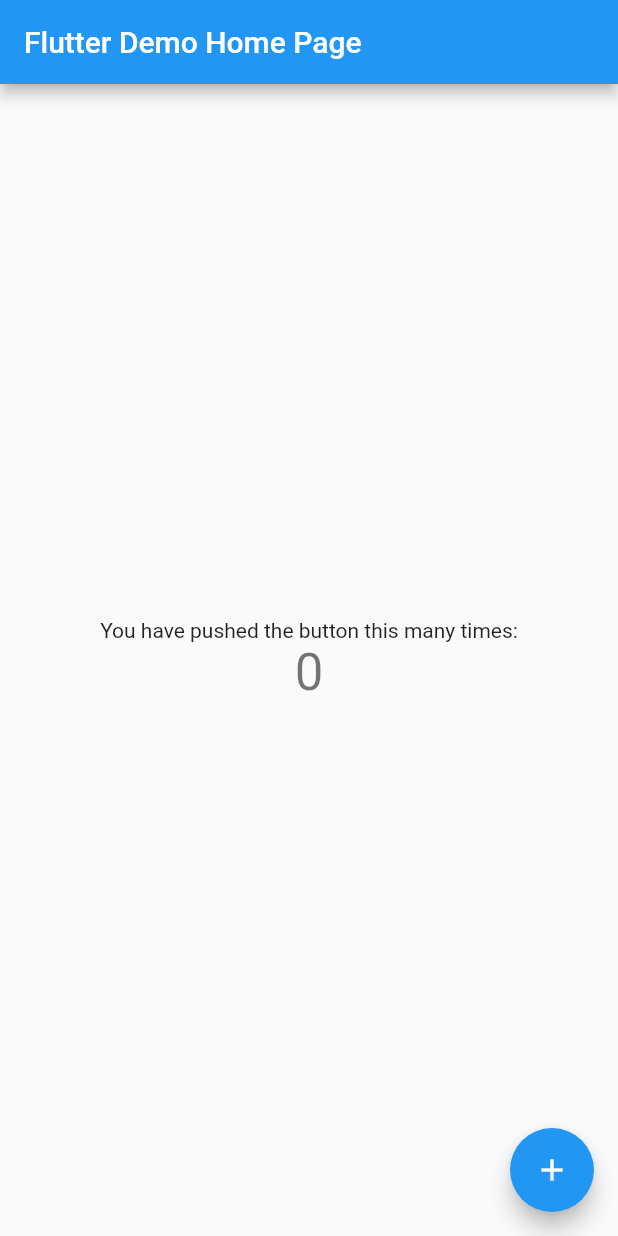
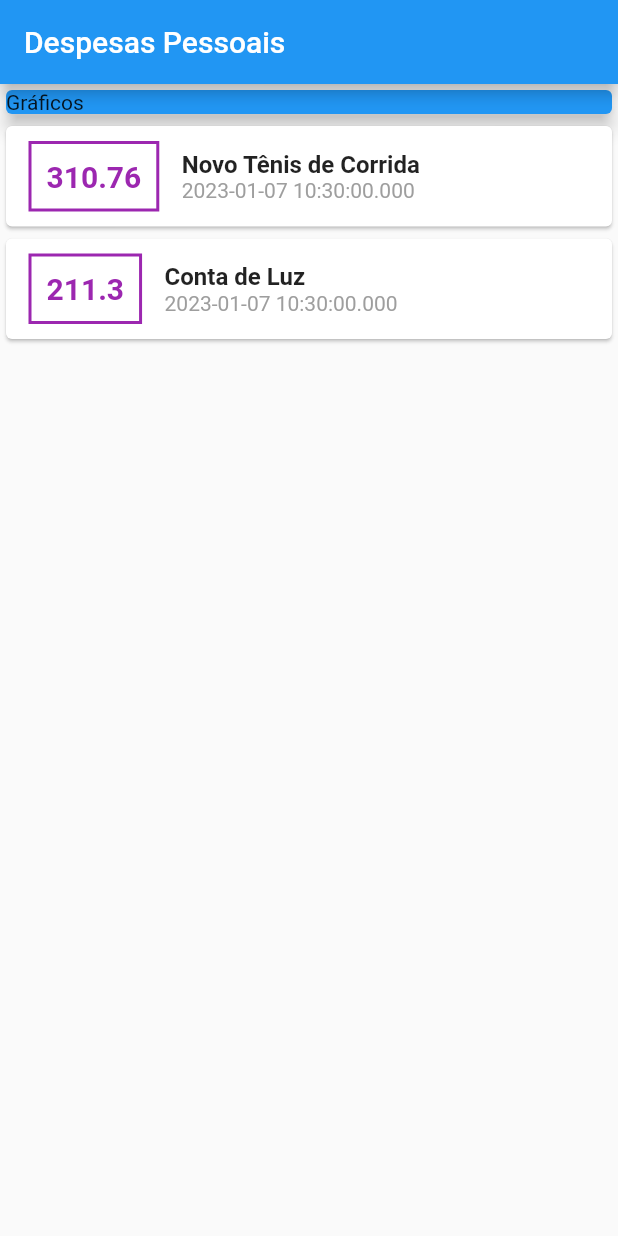
Before and after one commit to LucassCorrea/app_despesas_pessoais, a Flutter app: the screen it shows after launch, on a phone screen of 412 x 824 dp. Run offline on Flutter 3.47's test engine with Material 2 defaults, Android fonts, the phone set to English and light mode, and no system bars.

Commit message:
iniciando o projeto

```diff
--- a/lib/main.dart
+++ b/lib/main.dart
@@ -1,68 +1,107 @@
+import 'package:app_despesas_pessoais/models/transaction.dart';
 import 'package:flutter/material.dart';
 
-void main() {
-  runApp(const MyApp());
-}
+main() => runApp(const ExpensesApp());
 
-class MyApp extends StatelessWidget {
-  const MyApp({super.key});
+class ExpensesApp extends StatelessWidget {
+  const ExpensesApp({super.key});
 
-  // This widget is the root of your application.
   @override
   Widget build(BuildContext context) {
     return MaterialApp(
-      title: 'Flutter Demo',
-      theme: ThemeData(
-        primarySwatch: Colors.blue,
-      ),
-      home: const MyHomePage(title: 'Flutter Demo Home Page'),
+      home: MyHomePage(),
+      debugShowCheckedModeBanner: false,
     );
   }
 }
 
-class MyHomePage extends StatefulWidget {
-  const MyHomePage({super.key, required this.title});
+class MyHomePage extends StatelessWidget {
+  MyHomePage({super.key});
 
-  final String title;
-
-  @override
-  State<MyHomePage> createState() => _MyHomePageState();
-}
-
-class _MyHomePageState extends State<MyHomePage> {
-  int _counter = 0;
-
-  void _incrementCounter() {
-    setState(() {
-      _counter++;
-    });
-  }
+  final _transactions = [
+    Transaction(
+      id: 't1',
+      title: "Novo Tênis de Corrida",
+      value: 310.76,
+      date: DateTime.now(),
+    ),
+    Transaction(
+      id: 't2',
+      title: "Conta de Luz",
+      value: 211.30,
+      date: DateTime.now(),
+    ),
+  ];
 
   @override
   Widget build(BuildContext context) {
     return Scaffold(
       appBar: AppBar(
-        title: Text(widget.title),
+        title: const Text("Despesas Pessoais"),
       ),
-      body: Center(
-        child: Column(
-          mainAxisAlignment: MainAxisAlignment.center,
-          children: <Widget>[
-            const Text(
-              'You have pushed the button this many times:',
+      body: Column(
+        children: [
+          Container(
+            width: double.infinity,
+            child: const Card(
+              color: Colors.blue,
+              elevation: 5,
+              child: Text("Gráficos"),
             ),
-            Text(
-              '$_counter',
-              style: Theme.of(context).textTheme.headline4,
-            ),
-          ],
-        ),
+          ),
+          Column(
+              crossAxisAlignment: CrossAxisAlignment.center,
+              mainAxisAlignment: MainAxisAlignment.center,
+              children: _transactions.map((tr) {
+                return Card(
+                  child: Row(
+                    children: [
+                      Container(
+                        margin: const EdgeInsets.symmetric(
+                          horizontal: 15,
+                          vertical: 10,
+                        ),
+                        decoration: BoxDecoration(
+                          border: Border.all(
+                            color: Colors.purple,
+                            width: 2,
+                          ),
+                        ),
+                        padding: const EdgeInsets.all(10),
+                        child: Text(
+                          tr.value.toString(),
+                          style: const TextStyle(
+                            fontWeight: FontWeight.bold,
+                            fontSize: 20,
+                            color: Colors.purple,
+                          ),
+                        ),
+                      ),
+                      Column(
+                        mainAxisAlignment: MainAxisAlignment.center,
+                        crossAxisAlignment: CrossAxisAlignment.start,
+                        children: [
+                          Text(
+                            tr.title,
+                            style: const TextStyle(
+                              fontWeight: FontWeight.bold,
+                              fontSize: 16,
+                            ),
+                          ),
+                          Text(
+                            tr.date.toString(),
+                            style: const TextStyle(
+                              color: Colors.grey,
+                            ),
+                          ),
+                        ],
+                      )
+                    ],
+                  ),
+                );
+              }).toList())
+        ],
       ),
-      floatingActionButton: FloatingActionButton(
-        onPressed: _incrementCounter,
-        tooltip: 'Increment',
-        child: const Icon(Icons.add),
-      ), // This trailing comma makes auto-formatting nicer for build methods.
     );
   }
 }
--- /dev/null
+++ b/lib/models/transaction.dart
@@ -0,0 +1,13 @@
+class Transaction {
+  final String id;
+  final String title;
+  final double value;
+  final DateTime date;
+
+  Transaction({
+    required this.id,
+    required this.title,
+    required this.value,
+    required this.date,
+  });
+}
```
